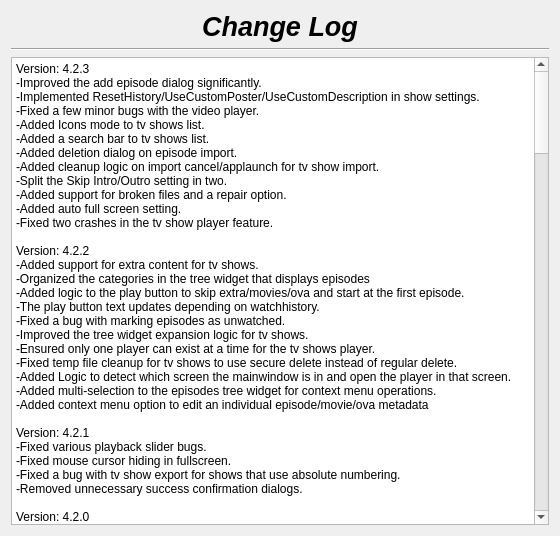
This is changelog.ui in therealMaPMaKeR/MMDiary as Qt 5 draws it before an edit. The edited form follows.
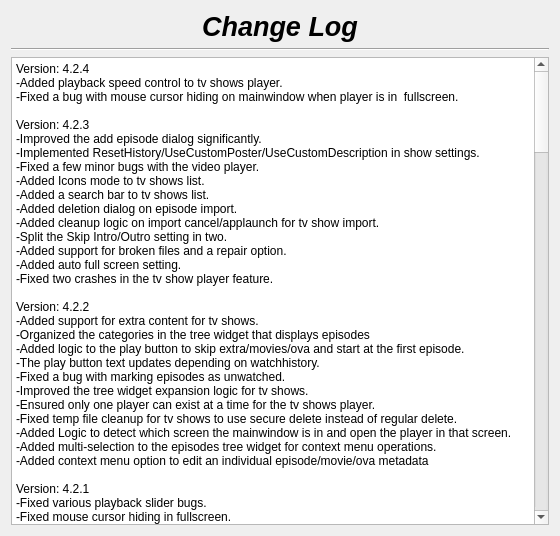
This is the edited form.

Commit message: playback speed impl

What changed in the file:
```diff
--- a/changelog.ui
+++ b/changelog.ui
@@ -55,7 +55,7 @@
 li.unchecked::marker { content: &quot;\2610&quot;; }
 li.checked::marker { content: &quot;\2612&quot;; }
 &lt;/style&gt;&lt;/head&gt;&lt;body style=&quot; font-family:'Segoe UI'; font-size:9pt; font-weight:400; font-style:normal;&quot;&gt;
-&lt;p style=&quot; margin-top:0px; margin-bottom:0px; margin-left:0px; margin-right:0px; -qt-block-indent:0; text-indent:0px;&quot;&gt;Version: 4.2.3&lt;br /&gt;-Improved the add episode dialog significantly.&lt;/p&gt;
+&lt;p style=&quot; margin-top:0px; margin-bottom:0px; margin-left:0px; margin-right:0px; -qt-block-indent:0; text-indent:0px;&quot;&gt;Version: 4.2.4&lt;br /&gt;-Added playback speed control to tv shows player.&lt;br /&gt;-Fixed a bug with mouse cursor hiding on mainwindow when player is in  fullscreen.&lt;br /&gt;&lt;br /&gt;Version: 4.2.3&lt;br /&gt;-Improved the add episode dialog significantly.&lt;/p&gt;
 &lt;p style=&quot; margin-top:0px; margin-bottom:0px; margin-left:0px; margin-right:0px; -qt-block-indent:0; text-indent:0px;&quot;&gt;-Implemented ResetHistory/UseCustomPoster/UseCustomDescription in show settings.&lt;br /&gt;-Fixed a few minor bugs with the video player.&lt;br /&gt;-Added Icons mode to tv shows list.&lt;br /&gt;-Added a search bar to tv shows list.&lt;/p&gt;
 &lt;p style=&quot; margin-top:0px; margin-bottom:0px; margin-left:0px; margin-right:0px; -qt-block-indent:0; text-indent:0px;&quot;&gt;-Added deletion dialog on episode import.&lt;br /&gt;-Added cleanup logic on import cancel/applaunch for tv show import.&lt;br /&gt;-Split the Skip Intro/Outro setting in two.&lt;br /&gt;-Added support for broken files and a repair option.&lt;br /&gt;-Added auto full screen setting.&lt;/p&gt;
 &lt;p style=&quot; margin-top:0px; margin-bottom:0px; margin-left:0px; margin-right:0px; -qt-block-indent:0; text-indent:0px;&quot;&gt;-Fixed two crashes in the tv show player feature.&lt;br /&gt;&lt;br /&gt;Version: 4.2.2&lt;br /&gt;-Added support for extra content for tv shows.&lt;/p&gt;
```
The commit also changes 4 other files.
